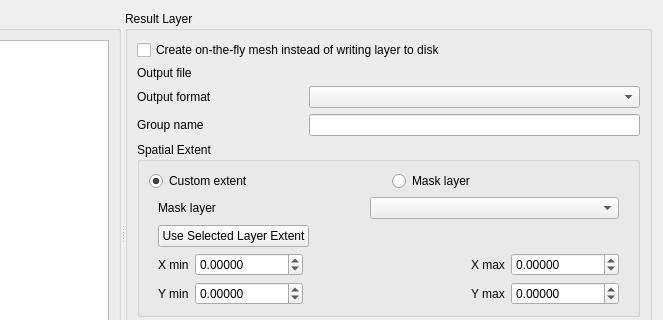
This is src/ui/mesh/qgsmeshcalculatordialogbase.ui in qgis/QGIS as Qt 5 draws it before an edit; both pictures show x 249 to 912 and y 0 to 320 of the 912 by 902 pixel window. The edited form follows.
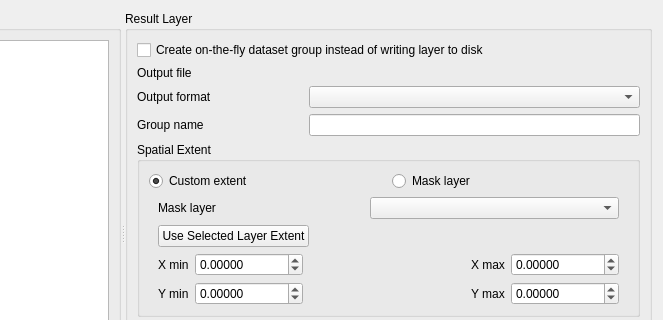
This is the edited form. Custom widgets are drawn as their Qt base class.

Commit message: [needs-docs] Correct name for mesh calculator output

```diff
--- a/src/ui/mesh/qgsmeshcalculatordialogbase.ui
+++ b/src/ui/mesh/qgsmeshcalculatordialogbase.ui
@@ -46,7 +46,7 @@
              <enum>Qt::LeftToRight</enum>
             </property>
             <property name="text">
-             <string>Create on-the-fly mesh instead of writing layer to disk</string>
+             <string>Create on-the-fly dataset group instead of writing layer to disk</string>
             </property>
             <property name="tristate">
              <bool>false</bool>
```
